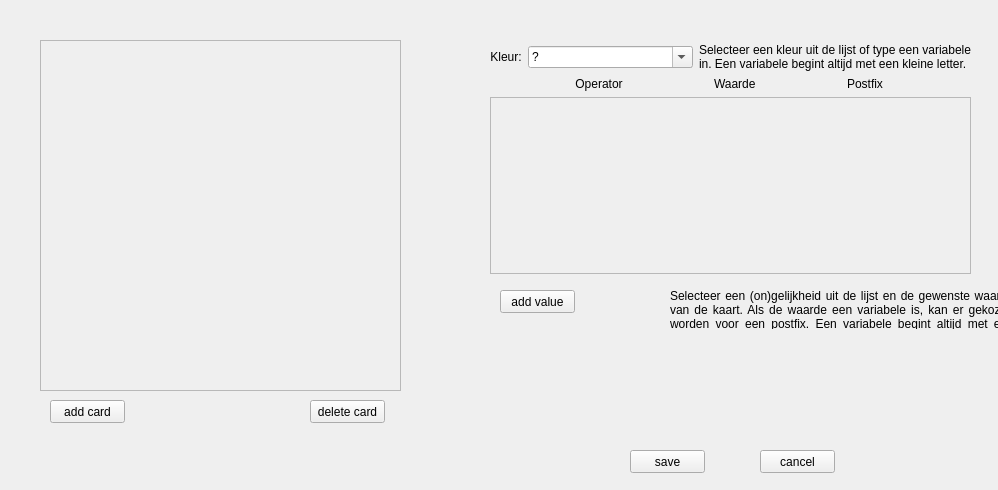
Above: src/lib/pokerRuleSystem/view/cardEvaluator.ui from Dtai/PokerbotClient before the change. Below: the same form after it.
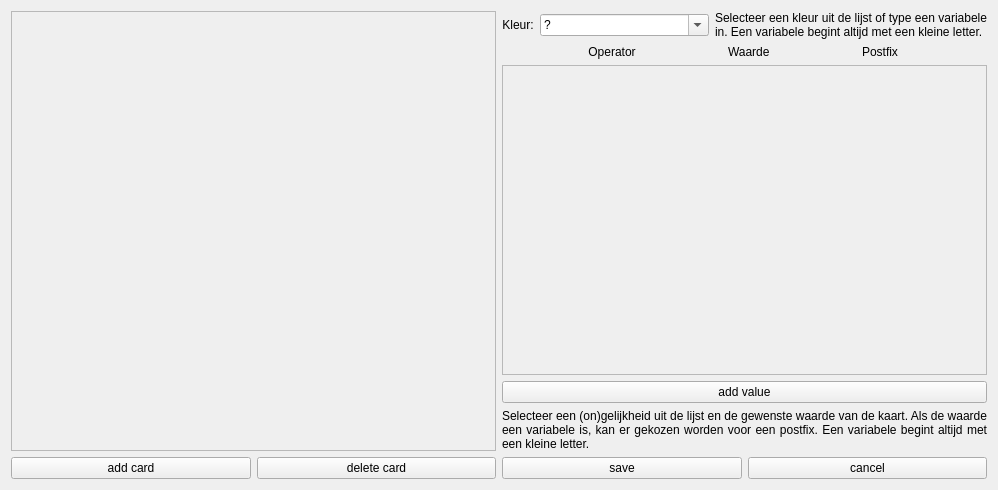
That is the form after the change.

What changed in the file:
```diff
--- a/src/lib/pokerRuleSystem/view/cardEvaluator.ui
+++ b/src/lib/pokerRuleSystem/view/cardEvaluator.ui
@@ -25,15 +25,13 @@
   <property name="windowTitle">
    <string>card evaluator</string>
   </property>
+  <layout class="QGridLayout" name="gridLayout">
+   <item row="0" column="0">
+    <layout class="QHBoxLayout" name="horizontalLayout_6">
+     <item>
+      <layout class="QVBoxLayout" name="verticalLayout_2">
+       <item>
   <widget class="QScrollArea" name="cards">
-   <property name="geometry">
-    <rect>
-     <x>40</x>
-     <y>40</y>
-     <width>361</width>
-     <height>351</height>
-    </rect>
-   </property>
    <property name="widgetResizable">
     <bool>true</bool>
    </property>
@@ -42,79 +40,38 @@
      <rect>
       <x>0</x>
       <y>0</y>
-      <width>359</width>
-      <height>349</height>
+            <width>482</width>
+            <height>435</height>
      </rect>
     </property>
    </widget>
   </widget>
+       </item>
+       <item>
+        <layout class="QHBoxLayout" name="horizontalLayout">
+         <item>
   <widget class="QPushButton" name="newCard">
-   <property name="geometry">
-    <rect>
-     <x>50</x>
-     <y>400</y>
-     <width>75</width>
-     <height>23</height>
-    </rect>
-   </property>
    <property name="text">
     <string>add card</string>
    </property>
   </widget>
+         </item>
+         <item>
   <widget class="QPushButton" name="deleteCard">
-   <property name="geometry">
-    <rect>
-     <x>310</x>
-     <y>400</y>
-     <width>75</width>
-     <height>23</height>
-    </rect>
-   </property>
    <property name="text">
     <string>delete card</string>
    </property>
   </widget>
-  <widget class="QPushButton" name="addValue">
-   <property name="geometry">
-    <rect>
-     <x>500</x>
-     <y>290</y>
-     <width>75</width>
-     <height>23</height>
-    </rect>
-   </property>
-   <property name="text">
-    <string>add value</string>
-   </property>
-  </widget>
-  <widget class="QLabel" name="label_5">
-   <property name="geometry">
-    <rect>
-     <x>670</x>
-     <y>290</y>
-     <width>344</width>
-     <height>39</height>
-    </rect>
-   </property>
-   <property name="text">
-    <string>Selecteer een (on)gelijkheid uit de lijst en de gewenste waarde van de kaart. Als de waarde een variabele is, kan er gekozen worden voor een postfix. Een variabele begint altijd met een kleine letter.</string>
-   </property>
-   <property name="alignment">
-    <set>Qt::AlignJustify|Qt::AlignVCenter</set>
-   </property>
-   <property name="wordWrap">
-    <bool>true</bool>
-   </property>
-  </widget>
-  <widget class="QWidget" name="layoutWidget">
-   <property name="geometry">
-    <rect>
-     <x>490</x>
-     <y>43</y>
-     <width>481</width>
-     <height>231</height>
-    </rect>
-   </property>
+         </item>
+        </layout>
+       </item>
+      </layout>
+     </item>
+     <item>
+      <layout class="QVBoxLayout" name="verticalLayout_3">
+       <item>
+        <layout class="QVBoxLayout" name="verticalLayout">
+         <item>
    <layout class="QVBoxLayout" name="verticalLayout_4">
     <item>
      <layout class="QHBoxLayout" name="horizontalLayout_4">
@@ -250,41 +207,60 @@
         <rect>
          <x>0</x>
          <y>0</y>
-         <width>477</width>
-         <height>159</height>
+                <width>478</width>
+                <height>289</height>
         </rect>
        </property>
       </widget>
      </widget>
     </item>
    </layout>
-  </widget>
+         </item>
+         <item>
+          <widget class="QPushButton" name="addValue">
+           <property name="text">
+            <string>add value</string>
+           </property>
+          </widget>
+         </item>
+         <item>
+          <widget class="QLabel" name="label_5">
+           <property name="text">
+            <string>Selecteer een (on)gelijkheid uit de lijst en de gewenste waarde van de kaart. Als de waarde een variabele is, kan er gekozen worden voor een postfix. Een variabele begint altijd met een kleine letter.</string>
+           </property>
+           <property name="alignment">
+            <set>Qt::AlignJustify|Qt::AlignVCenter</set>
+           </property>
+           <property name="wordWrap">
+            <bool>true</bool>
+           </property>
+          </widget>
+         </item>
+        </layout>
+       </item>
+       <item>
+        <layout class="QHBoxLayout" name="horizontalLayout_5">
+         <item>
   <widget class="QPushButton" name="save">
-   <property name="geometry">
-    <rect>
-     <x>630</x>
-     <y>450</y>
-     <width>75</width>
-     <height>23</height>
-    </rect>
-   </property>
    <property name="text">
     <string>save</string>
    </property>
   </widget>
+         </item>
+         <item>
   <widget class="QPushButton" name="cancel">
-   <property name="geometry">
-    <rect>
-     <x>760</x>
-     <y>450</y>
-     <width>75</width>
-     <height>23</height>
-    </rect>
-   </property>
    <property name="text">
     <string>cancel</string>
    </property>
   </widget>
+         </item>
+        </layout>
+       </item>
+      </layout>
+     </item>
+    </layout>
+   </item>
+  </layout>
  </widget>
  <resources/>
  <connections/>
```
Left out of the diff: 2 changed lines with no effect on the pictures. Lines whose indentation alone changed are shown as unchanged.
